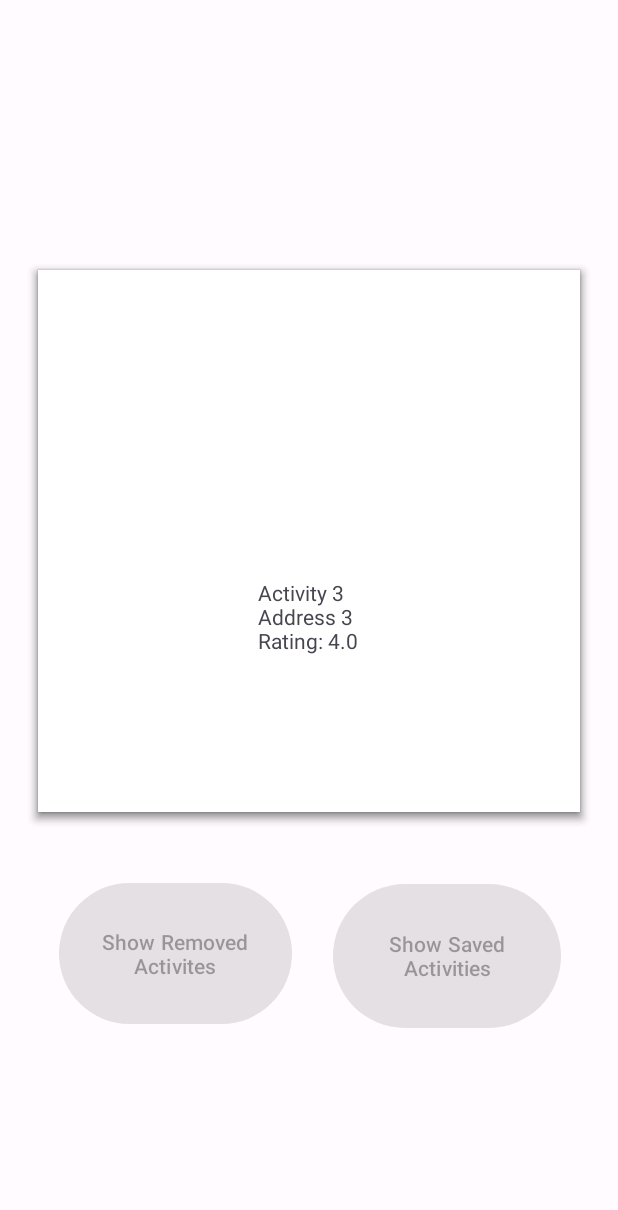
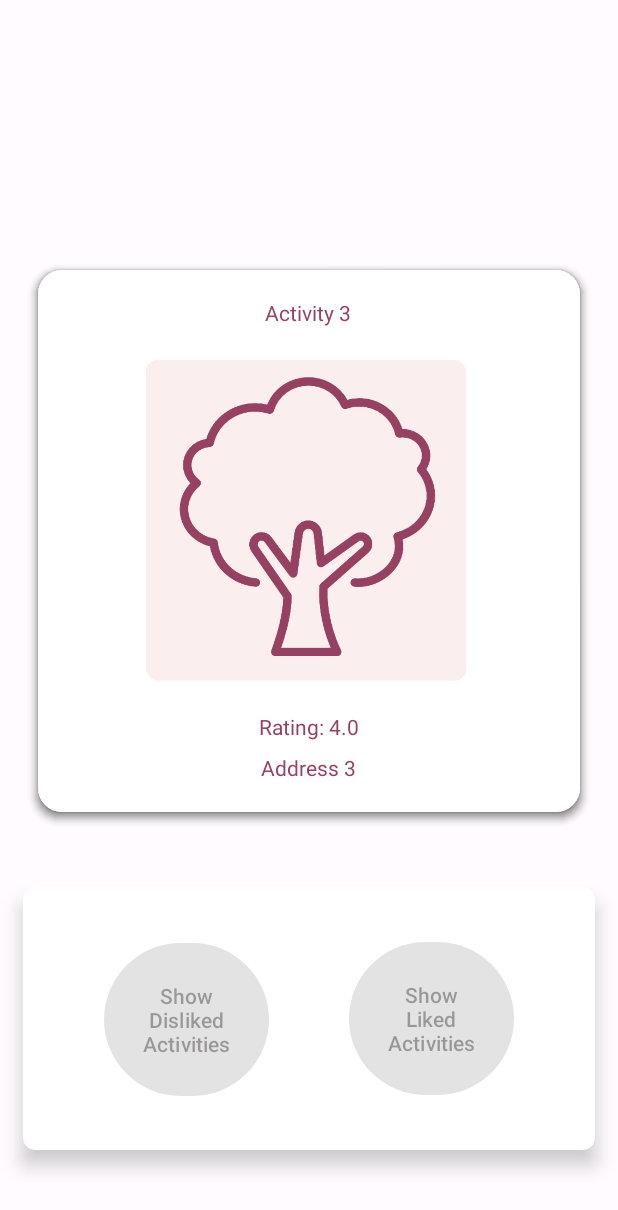
Before and after one commit to CS5520FeinbergFall2023/group-project-group-4, an Android app: the SwipeActivity screen opened directly, with no data from a screen before it, on a phone screen of 412 x 824 dp. Shown: the top 1210 px of the screen. Run offline under Robolectric (Android 15) with nearby library versions, the phone set to English and light mode, and no system bars.

Commit message:
Finished swiping screen

```diff
--- a/app/src/main/java/edu/northeastern/groupproject_outandabout/CardAdapter.java
+++ b/app/src/main/java/edu/northeastern/groupproject_outandabout/CardAdapter.java
@@ -1,10 +1,13 @@
 package edu.northeastern.groupproject_outandabout;
 
+import android.graphics.drawable.Drawable;
 import android.view.LayoutInflater;
 import android.view.View;
 import android.view.ViewGroup;
+import android.widget.ImageView;
 import android.widget.TextView;
 import androidx.annotation.NonNull;
+import androidx.core.content.ContextCompat;
 import androidx.recyclerview.widget.RecyclerView;
 import java.util.List;
 
@@ -40,19 +43,41 @@ public class CardAdapter extends RecyclerView.Adapter<CardAdapter.CardViewHolder
     }
 
     public class CardViewHolder extends RecyclerView.ViewHolder {
-        private TextView infoTextView;
+        private TextView addressTextView;
+        private TextView nameTextView;
+        private TextView ratingTextView;
+        private ImageView iconImage;
 
         public CardViewHolder(@NonNull View itemView) {
             super(itemView);
-            infoTextView = itemView.findViewById(R.id.infoTextView);
+            nameTextView = itemView.findViewById(R.id.nameTextView);
+            ratingTextView = itemView.findViewById(R.id.ratingTextView);
+            addressTextView = itemView.findViewById(R.id.addressTextView);
+            iconImage = itemView.findViewById(R.id.activityIcon);
         }
 
         public void bind(ActivityOption activityOption) {
-            String info = activityOption.getName() + "\n" +
-                    activityOption.getAddress() + "\n" +
-                    "Rating: " + activityOption.getRating();
+            String name = activityOption.getName();
+            String rating = "Rating: " + activityOption.getRating();
+            String address = activityOption.getAddress();
 
-            infoTextView.setText(info);
+            if (activityOption.getSelectedType() == ActivityType.RESTAURANT) {
+                Drawable restaurantDrawable = ContextCompat.getDrawable(itemView.getContext(), R.drawable.restaurant);
+                iconImage.setImageDrawable(restaurantDrawable);
+            } else if (activityOption.getSelectedType() == ActivityType.ENTERTAINMENT) {
+                Drawable restaurantDrawable = ContextCompat.getDrawable(itemView.getContext(), R.drawable.entertainment);
+                iconImage.setImageDrawable(restaurantDrawable);
+            } else if (activityOption.getSelectedType() == ActivityType.NIGHTLIFE) {
+                Drawable restaurantDrawable = ContextCompat.getDrawable(itemView.getContext(), R.drawable.nightlife);
+                iconImage.setImageDrawable(restaurantDrawable);
+            } else if (activityOption.getSelectedType() == ActivityType.OUTDOORS) {
+                Drawable restaurantDrawable = ContextCompat.getDrawable(itemView.getContext(), R.drawable.outdoors);
+                iconImage.setImageDrawable(restaurantDrawable);
+            }
+
+            nameTextView.setText(name);
+            ratingTextView.setText(rating);
+            addressTextView.setText(address);
         }
     }
 }
--- a/app/src/main/java/edu/northeastern/groupproject_outandabout/OptionAdapter.java
+++ b/app/src/main/java/edu/northeastern/groupproject_outandabout/OptionAdapter.java
@@ -48,7 +48,7 @@ public class OptionAdapter extends RecyclerView.Adapter<OptionAdapter.CardViewHo
         });
 
         if (activityOption.isSelected()) {
-            holder.itemView.setBackgroundColor(Color.YELLOW);
+            holder.itemView.setBackgroundResource(R.drawable.selected_background);
         } else {
             holder.itemView.setBackgroundColor(Color.TRANSPARENT);
         }
--- a/app/src/main/java/edu/northeastern/groupproject_outandabout/SwipeActivity.java
+++ b/app/src/main/java/edu/northeastern/groupproject_outandabout/SwipeActivity.java
@@ -51,7 +51,7 @@ public class SwipeActivity extends AppCompatActivity {
             startOptionsActivityForResult(removedActivities);
         });
 
-        activities = generateDummyData(); //parseApiResponse(); //
+        activities = generateDummyData(); // parseApiResponse(); //
 
         recyclerView = findViewById(R.id.activityCards);
         recyclerView.setLayoutManager(new LinearLayoutManager(this));
@@ -127,7 +127,7 @@ public class SwipeActivity extends AppCompatActivity {
             String name = "Activity " + (i + 1);
             String address = "Address " + (i + 1);
             String rating = "4.0";
-            ActivityOption activityOption = new ActivityOption(name, address, rating, ActivityType.NONE);
+            ActivityOption activityOption = new ActivityOption(name, address, rating, ActivityType.OUTDOORS);
             dummyData.add(activityOption);
         }
         return dummyData;
--- /dev/null
+++ b/app/src/main/res/drawable/rounded_corners.xml
@@ -0,0 +1,6 @@
+<?xml version="1.0" encoding="utf-8"?>
+<!-- res/drawable/rounded_corners.xml -->
+<shape xmlns:android="http://schemas.android.com/apk/res/android">
+    <corners android:radius="16dp" />
+    <solid android:color="@android:color/white" />
+</shape>
--- /dev/null
+++ b/app/src/main/res/drawable/rounded_corners_button.xml
@@ -0,0 +1,6 @@
+<?xml version="1.0" encoding="utf-8"?>
+<!-- res/drawable/rounded_corners.xml -->
+<shape xmlns:android="http://schemas.android.com/apk/res/android">
+    <corners android:radius="16dp" />
+    <solid android:color="@color/seed" />
+</shape>
--- a/app/src/main/res/drawable/selected_background.xml
+++ b/app/src/main/res/drawable/selected_background.xml
@@ -1,6 +1,13 @@
-<!-- res/drawable/selected_background.xml -->
-<shape xmlns:android="http://schemas.android.com/apk/res/android"
-    android:shape="rectangle">
-    <solid android:color="#FF00FF00" /> <!-- Change the color as needed -->
-    <corners android:radius="8dp" /> <!-- Adjust the radius as needed -->
-</shape>
+<!-- res/drawable/custom_selected_background.xml -->
+<layer-list xmlns:android="http://schemas.android.com/apk/res/android">
+    <item android:drawable="@android:color/transparent" />
+    <item>
+        <shape android:shape="rectangle">
+            <solid android:color="@android:color/transparent" />
+            <stroke
+                android:width="4dp"
+            android:color="@color/md_theme_light_primary"
+            />
+        </shape>
+    </item>
+</layer-list>
--- a/app/src/main/res/layout/activity_swipe.xml
+++ b/app/src/main/res/layout/activity_swipe.xml
@@ -22,27 +22,47 @@
         app:layout_constraintVertical_bias="1.0"
         tools:listitem="@layout/card_item" />
 
+    <androidx.cardview.widget.CardView
+        android:id="@+id/cardView"
+        android:layout_width="381dp"
+        android:layout_height="175dp"
+        android:layout_marginTop="420dp"
+
+        app:cardCornerRadius="8dp"
+        app:cardElevation="8dp"
+        app:layout_constraintBottom_toBottomOf="parent"
+        app:layout_constraintEnd_toEndOf="parent"
+        app:layout_constraintStart_toStartOf="parent"
+        app:layout_constraintTop_toTopOf="@+id/activityCards">
+
+        <androidx.constraintlayout.widget.ConstraintLayout
+            android:layout_width="match_parent"
+            android:layout_height="match_parent">
+
             <Button
                 android:id="@+id/removedButton"
-        android:layout_width="155dp"
-        android:layout_height="102dp"
-        android:text="Show Removed Activites"
+                android:layout_width="110dp"
+                android:layout_height="110dp"
+                android:text="Show Disliked Activities"
                 app:layout_constraintBottom_toBottomOf="parent"
-        app:layout_constraintEnd_toEndOf="parent"
-        app:layout_constraintHorizontal_bias="0.152"
+                app:layout_constraintEnd_toStartOf="@+id/savedButton"
+                app:layout_constraintHorizontal_bias="0.5"
                 app:layout_constraintStart_toStartOf="parent"
                 app:layout_constraintTop_toTopOf="parent"
-        app:layout_constraintVertical_bias="0.81" />
+                app:layout_constraintVertical_bias="0.508" />
 
             <Button
                 android:id="@+id/savedButton"
-        android:layout_width="152dp"
-        android:layout_height="104dp"
-        android:text="Show Saved Activities"
+                android:layout_width="110dp"
+                android:layout_height="110dp"
+                android:text="Show Liked Activities"
                 app:layout_constraintBottom_toBottomOf="parent"
                 app:layout_constraintEnd_toEndOf="parent"
-        app:layout_constraintHorizontal_bias="0.853"
-        app:layout_constraintStart_toStartOf="parent"
-        app:layout_constraintTop_toTopOf="parent"
-        app:layout_constraintVertical_bias="0.813" />
+                app:layout_constraintHorizontal_bias="0.5"
+                app:layout_constraintStart_toEndOf="@+id/removedButton"
+                app:layout_constraintTop_toTopOf="parent" />
+
+
         </androidx.constraintlayout.widget.ConstraintLayout>
+    </androidx.cardview.widget.CardView>
+</androidx.constraintlayout.widget.ConstraintLayout>
--- a/app/src/main/res/layout/card_item.xml
+++ b/app/src/main/res/layout/card_item.xml
@@ -10,7 +10,7 @@
     <androidx.constraintlayout.widget.ConstraintLayout
         android:layout_width="match_parent"
         android:layout_height="wrap_content"
-        android:background="@android:color/white"
+        android:background="@drawable/rounded_corners"
         android:elevation="4dp">
 
         <TextView
@@ -27,16 +27,52 @@
             app:layout_constraintTop_toTopOf="parent"
             app:layout_constraintVertical_bias="0.0" />
 
+        <ImageView
+            android:id="@+id/activityIcon"
+            android:layout_width="286dp"
+            android:layout_height="254dp"
+            android:layout_marginTop="40dp"
+            app:layout_constraintEnd_toEndOf="parent"
+            app:layout_constraintHorizontal_bias="0.496"
+            app:layout_constraintStart_toStartOf="parent"
+            app:layout_constraintTop_toTopOf="@+id/textView2"
+            app:srcCompat="@drawable/restaurant" />
+
         <TextView
-            android:id="@+id/infoTextView"
+            android:id="@+id/nameTextView"
             android:layout_width="wrap_content"
             android:layout_height="wrap_content"
+            android:layout_marginTop="16dp"
             android:text="TextView"
+            android:textColor="@color/md_theme_light_primary"
+            app:layout_constraintBottom_toTopOf="@+id/activityIcon"
+            app:layout_constraintEnd_toEndOf="parent"
+            app:layout_constraintHorizontal_bias="0.498"
+            app:layout_constraintStart_toStartOf="parent"
+            app:layout_constraintTop_toTopOf="@+id/textView2" />
+
+        <TextView
+            android:id="@+id/ratingTextView"
+            android:layout_width="wrap_content"
+            android:layout_height="wrap_content"
+            android:layout_marginBottom="8dp"
+            android:text="TextView"
+            android:textColor="@color/md_theme_light_primary"
+            app:layout_constraintBottom_toTopOf="@+id/addressTextView"
+            app:layout_constraintEnd_toEndOf="parent"
+            app:layout_constraintStart_toStartOf="parent"
+            app:layout_constraintTop_toBottomOf="@+id/activityIcon" />
+
+        <TextView
+            android:id="@+id/addressTextView"
+            android:layout_width="wrap_content"
+            android:layout_height="wrap_content"
+            android:layout_marginBottom="20dp"
+            android:text="TextView"
+            android:textColor="@color/md_theme_light_primary"
             app:layout_constraintBottom_toBottomOf="parent"
             app:layout_constraintEnd_toEndOf="parent"
             app:layout_constraintHorizontal_bias="0.498"
-            app:layout_constraintStart_toStartOf="parent"
-            app:layout_constraintTop_toTopOf="parent"
-            app:layout_constraintVertical_bias="0.663" />
+            app:layout_constraintStart_toStartOf="parent" />
     </androidx.constraintlayout.widget.ConstraintLayout>
 </FrameLayout>
```
Also changed, not shown: app/src/main/res/drawable/entertainment.png (added), app/src/main/res/drawable/nightlife.png (added), app/src/main/res/drawable/outdoors.png (added), app/src/main/res/drawable/restaurant.png (added). Lines whose indentation alone changed are shown as unchanged.
